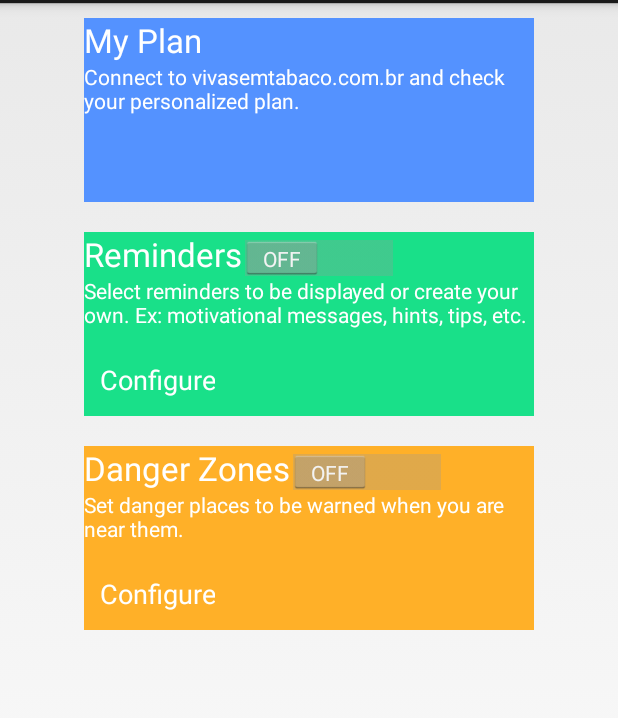
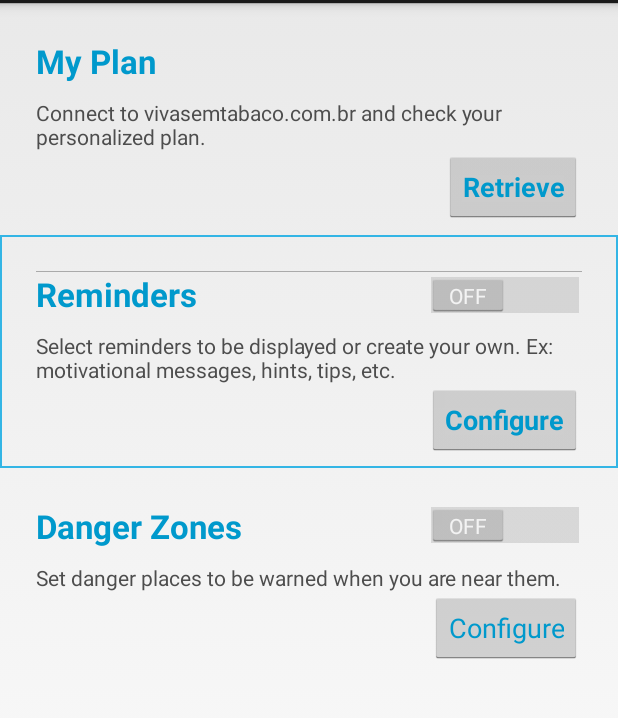
Before and after one commit to crepeia/vst-android, an Android app: the layout fragment_dashboard.xml on its own in the app's theme, with its tools: preview values and no code run, on a phone screen of 412 x 824 dp, the part 69-787 px from its top. Run offline under Robolectric (Android 15) with nearby library versions, the phone set to English and light mode, and no system bars; network calls fail.

Commit message:
Layout update main.xml

```diff
--- a/app/src/main/java/br/com/vivasemtabaco/fragment/DangerZonesFragment.java
+++ b/app/src/main/java/br/com/vivasemtabaco/fragment/DangerZonesFragment.java
@@ -26,12 +26,15 @@ public class DangerZonesFragment extends Fragment implements View.OnClickListene
     @Override
     public View onCreateView(LayoutInflater inflater, ViewGroup container,
                              Bundle savedInstanceState) {
-        View rootView = inflater.inflate(R.layout.fragment_dangerzones, container, false);
-        listView = (ListView) rootView.findViewById(R.id.dangerZonesListView);
+        View rootView = inflater.inflate(R.layout.fragment_edit_dangerzone, container, false);
+        // View rootView = inflater.inflate(R.layout.fragment_dangerzones, container, false);
+        //listView = (ListView) rootView.findViewById(R.id.);
+        //listView = (ListView) rootView.findViewById(R.id.dangerZonesListView);
+
         listView.setAdapter(new ArrayAdapter<>(getActivity(),R.layout.dangerzones_list_item,
                 ((MainActivity) getActivity()).getUser().getDangerZones()));
         listView.setOnItemClickListener(this);
-        button = (Button) rootView.findViewById(R.id.dangerZonesButton);
+        button = (Button) rootView.findViewById(R.id.editDangerZoneButton2);
         button.setOnClickListener(this);
         return rootView;
     }
--- /dev/null
+++ b/app/src/main/res/drawable/border.xml
@@ -0,0 +1,7 @@
+<?xml version="1.0" encoding="utf-8"?>
+<shape xmlns:android="http://schemas.android.com/apk/res/android">
+        android:shape="rectangle">
+        <stroke
+            android:width="1dip"
+            android:color="@android:color/holo_blue_light" />
+ </shape>
--- a/app/src/main/res/layout/fragment_dashboard.xml
+++ b/app/src/main/res/layout/fragment_dashboard.xml
@@ -1,17 +1,22 @@
 <?xml version="1.0" encoding="utf-8"?>
-<LinearLayout xmlns:android="http://schemas.android.com/apk/res/android"
+
+<ScrollView xmlns:android="http://schemas.android.com/apk/res/android"
+    android:layout_width="match_parent"
+    android:layout_height="match_parent">
+
+<LinearLayout
     android:layout_width="match_parent" android:layout_height="match_parent"
     android:orientation="vertical"
     android:weightSum="1">
 
     <LinearLayout xmlns:android="http://schemas.android.com/apk/res/android"
-        android:layout_width="300dp" android:layout_height="wrap_content"
-        android:background="#ff5492ff"
+        android:layout_width="match_parent" android:layout_height="wrap_content"
         android:clickable="false"
         android:orientation="vertical"
         android:layout_gravity="center_horizontal"
-        android:layout_marginTop="10dp"
-        android:layout_marginBottom="10dp"
+        android:paddingTop="24dp"
+        android:paddingLeft="24dp"
+        android:paddingRight="24dp"
         android:focusable="false">
 
         <TextView
@@ -20,7 +25,8 @@
             android:textAppearance="?android:attr/textAppearanceLarge"
             android:text="@string/myPlan"
             android:id="@+id/dashboardTitle1"
-            android:textColor="#ffffffff" />
+            android:textColor="#0099cc"
+            android:textStyle="bold"/>
 
         <TextView
             android:layout_width="fill_parent"
@@ -28,33 +34,47 @@
             android:textAppearance="?android:attr/textAppearanceSmall"
             android:text="@string/myPlan_description"
             android:id="@+id/dashboardDescription1"
-            android:textColor="#ffffff"/>
+            android:paddingTop="10dp"
+            android:textColor="#4d4d4d"/>
 
         <Button
+
+            android:layout_marginBottom="8dp"
             android:layout_width="wrap_content"
             android:layout_height="wrap_content"
             android:id="@+id/dashboardButton1"
-            android:background="#ff5492ff"
-            android:layout_marginLeft="10dp"
-            android:layout_marginTop="10dp"
-            android:textColor="#ffffff" />
-
+            android:layout_gravity="right"
+            android:text="Retrieve"
+            android:textColor="#0099cc"
+            android:textStyle="bold"
+            style="?android:attr/buttonStyle"
+            />
 
     </LinearLayout>
 
     <LinearLayout xmlns:android="http://schemas.android.com/apk/res/android"
-        android:layout_width="300dp" android:layout_height="wrap_content"
-        android:background="#ff19e089"
+        android:layout_width="match_parent" android:layout_height="wrap_content"
         android:clickable="false"
         android:orientation="vertical"
         android:layout_gravity="center_horizontal"
-        android:layout_marginTop="10dp"
-        android:layout_marginBottom="10dp">
+        android:paddingTop="24dp"
+        android:paddingLeft="24dp"
+        android:paddingRight="24dp"
+        android:focusable="false"
+        android:background="@drawable/border">
+
+        <View
+            android:layout_width="fill_parent"
+            android:layout_height="0.2dp"
+            android:id="@+id/separator"
+            android:visibility="visible"
+            android:background="@android:color/darker_gray"/>
 
         <LinearLayout
             android:orientation="horizontal"
             android:layout_width="fill_parent"
             android:layout_height="fill_parent">
+
 
             <TextView
                 android:layout_width="wrap_content"
@@ -62,7 +82,15 @@
                 android:textAppearance="?android:attr/textAppearanceLarge"
                 android:text="@string/reminders"
                 android:id="@+id/dashboardTitle2"
-                android:textColor="#ffffffff" />
+                android:textColor="#0099cc"
+                android:textStyle="bold"/>
+
+            <LinearLayout
+                android:orientation="horizontal"
+                android:layout_width="fill_parent"
+                android:layout_height="fill_parent"
+                android:paddingTop="1dp"
+                android:gravity="right">
 
             <Switch
                 android:layout_width="wrap_content"
@@ -71,42 +99,41 @@
 
              </LinearLayout>
 
+        </LinearLayout>
+
         <TextView
+            android:paddingTop="10dp"
             android:layout_width="fill_parent"
             android:layout_height="wrap_content"
             android:textAppearance="?android:attr/textAppearanceSmall"
             android:text="@string/reminders_description"
             android:id="@+id/dashboardDescription2"
-            android:textColor="#ffffff"/>
-
-        <LinearLayout
-            android:orientation="horizontal"
-            android:layout_width="fill_parent"
-            android:layout_height="fill_parent">
+            android:textColor="#4d4d4d"/>
 
             <Button
+                android:layout_marginBottom="8dp"
                 android:layout_width="wrap_content"
                 android:layout_height="wrap_content"
-                android:text="@string/configure"
                 android:id="@+id/dashboardButton2"
-                android:background="#ff19e089"
-                android:layout_marginLeft="10dp"
-                android:layout_marginTop="10dp"
-                android:textColor="#ffffff" />
-
-        </LinearLayout>
+                android:text="Configure"
+                android:textColor="#0099cc"
+                android:textStyle="bold"
+                style="?android:attr/buttonStyle"
+                android:layout_gravity="right"/>
 
 
     </LinearLayout>
 
     <LinearLayout xmlns:android="http://schemas.android.com/apk/res/android"
-        android:layout_width="300dp" android:layout_height="wrap_content"
-        android:background="#ffffb028"
+        android:layout_width="match_parent" android:layout_height="wrap_content"
         android:clickable="false"
         android:orientation="vertical"
-        android:layout_marginTop="10dp"
-        android:layout_marginBottom="10dp"
-        android:layout_gravity="center_horizontal">
+        android:layout_gravity="center_horizontal"
+        android:paddingTop="24dp"
+        android:paddingLeft="24dp"
+        android:paddingRight="24dp"
+        android:focusable="false"
+        >
 
         <LinearLayout
             android:orientation="horizontal"
@@ -119,12 +146,23 @@
                 android:textAppearance="?android:attr/textAppearanceLarge"
                 android:text="@string/dangerZones"
                 android:id="@+id/dashboardTitle3"
-                android:textColor="#ffffffff" />
+                android:textColor="#0099cc"
+                android:textStyle="bold"/>
+
+
+            <LinearLayout
+                android:orientation="horizontal"
+                android:layout_width="fill_parent"
+                android:layout_height="fill_parent"
+                android:gravity="right"
+                android:paddingBottom="1dp">
 
                 <Switch
                     android:layout_width="wrap_content"
                     android:layout_height="wrap_content"
                     android:id="@+id/dashboardSwitch2" />
+
+            </LinearLayout>
 
         </LinearLayout>
 
@@ -134,31 +172,23 @@
             android:textAppearance="?android:attr/textAppearanceSmall"
             android:text="@string/dangerZones_description"
             android:id="@+id/dashboardDescription3"
-            android:textColor="#ffffff"/>
+            android:paddingTop="10dp"
+            android:textColor="#4d4d4d"/>
 
 
-        <LinearLayout
-            android:orientation="horizontal"
-            android:layout_width="fill_parent"
-            android:layout_height="fill_parent">
-
         <Button
+            android:layout_marginBottom="8dp"
             android:layout_width="wrap_content"
             android:layout_height="wrap_content"
-                android:text="@string/configure"
             android:id="@+id/dashboardButton3"
-                android:background="#ffffb028"
-                android:layout_marginLeft="10dp"
-                android:layout_marginTop="10dp"
-                android:textColor="#ffffff" />
+            style="?android:attr/buttonStyle"
+            android:text="Configure"
+            android:textColor="#0099cc"
+            android:layout_gravity="right"/>
 
-        </LinearLayout>
 
 
     </LinearLayout>
 
-
-
-
-
 </LinearLayout>
+</ScrollView>
```
Also changed, not shown: 1 other file. Lines whose indentation alone changed are shown as unchanged.
